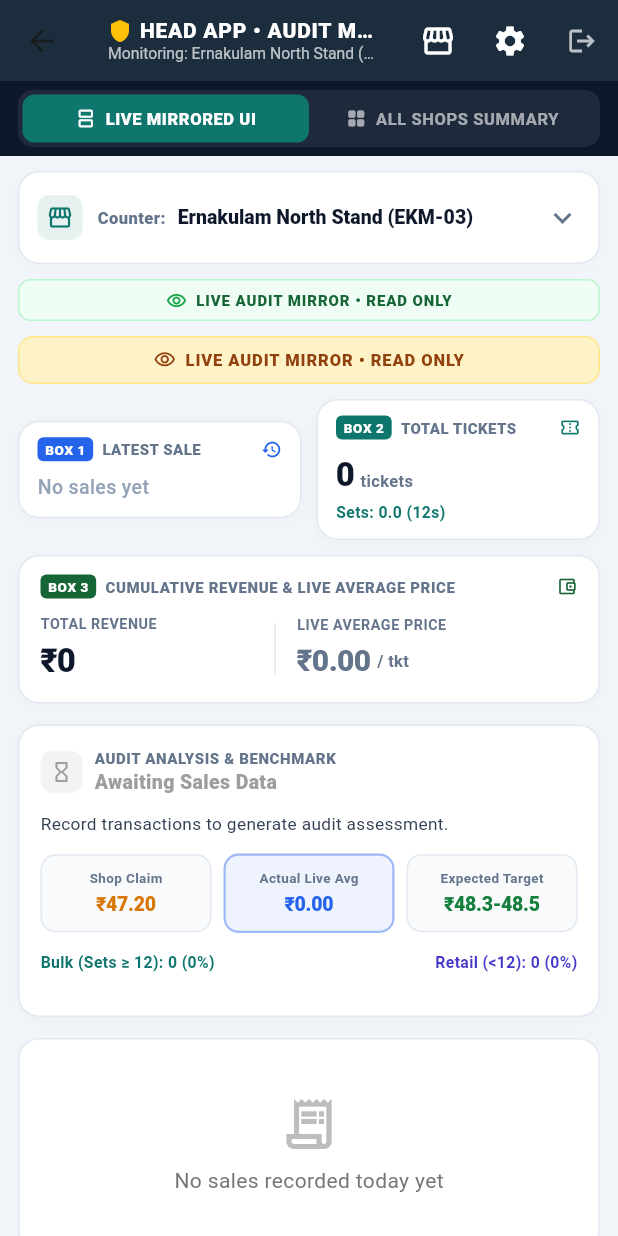
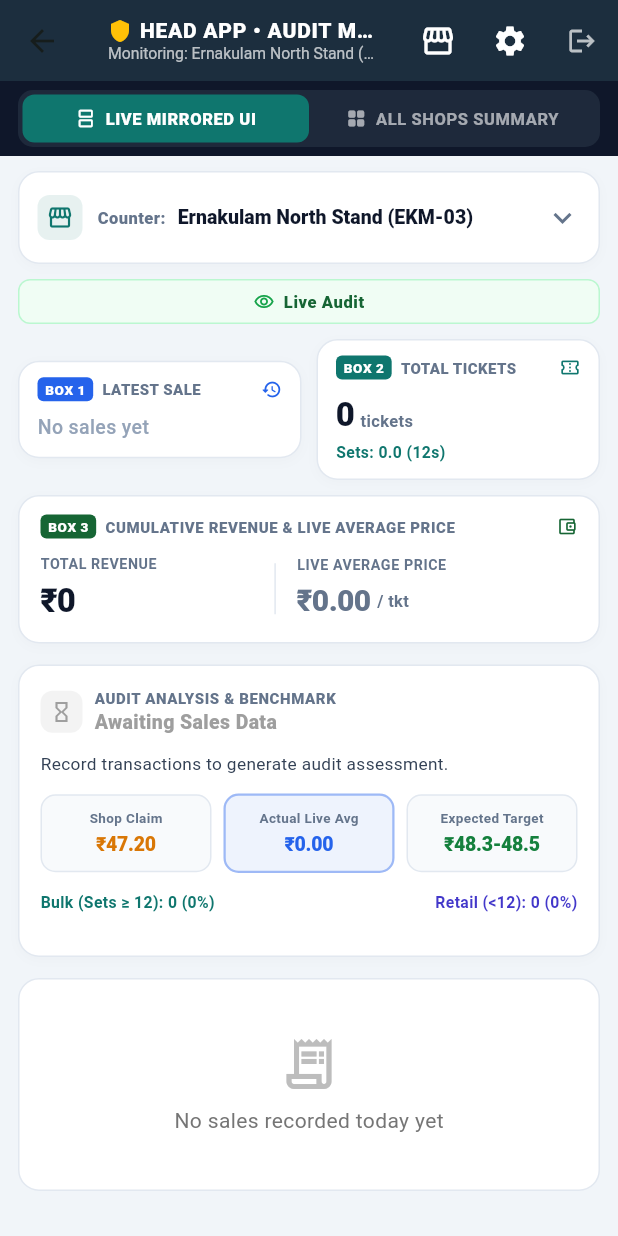
Before and after one commit to satsujinalma/Sales-Auditor, a Flutter app: the AdminDashboardScreen screen opened directly with empty values, on a phone screen of 412 x 824 dp. Run offline on Flutter 3.47's test engine with Material 3 defaults, Android fonts, the phone set to English and light mode, and no system bars; our stand-ins replace cloud_firestore, firebase_core, shared_preferences; accounts and stored records are empty.

Commit message:
Remove duplicate mirror banner and update title to Live Audit

```diff
--- a/lib/screens/admin/admin_dashboard_screen.dart
+++ b/lib/screens/admin/admin_dashboard_screen.dart
@@ -266,7 +266,7 @@ class _AdminDashboardScreenState extends State<AdminDashboardScreen> {
 
           const SizedBox(height: 10),
 
-          // LIVE AUDIT MIRROR READ-ONLY STATUS PILL
+          // LIVE AUDIT STATUS PILL
           Container(
             padding: const EdgeInsets.symmetric(horizontal: 12, vertical: 6),
             decoration: BoxDecoration(
@@ -284,11 +284,11 @@ class _AdminDashboardScreenState extends State<AdminDashboardScreen> {
                 ),
                 SizedBox(width: 6),
                 Text(
-                  'LIVE AUDIT MIRROR • READ ONLY',
+                  'Live Audit',
                   style: TextStyle(
-                    fontSize: 10,
+                    fontSize: 11,
                     fontWeight: FontWeight.w800,
-                    letterSpacing: 0.6,
+                    letterSpacing: 0.4,
                     color: Color(0xFF166534),
                   ),
                 ),
--- a/lib/widgets/three_output_boxes_widget.dart
+++ b/lib/widgets/three_output_boxes_widget.dart
@@ -34,33 +34,6 @@ class ThreeOutputBoxesWidget extends StatelessWidget {
     return Column(
       crossAxisAlignment: CrossAxisAlignment.stretch,
       children: [
-        if (isReadOnlyMirror)
-          Container(
-            margin: const EdgeInsets.only(bottom: 10),
-            padding: const EdgeInsets.symmetric(horizontal: 12, vertical: 7),
-            decoration: BoxDecoration(
-              color: const Color(0xFFFEF3C7),
-              borderRadius: BorderRadius.circular(10),
-              border: Border.all(color: const Color(0xFFFDE68A)),
-            ),
-            child: const Row(
-              mainAxisAlignment: MainAxisAlignment.center,
-              children: [
-                Icon(Icons.visibility_outlined, size: 15, color: Color(0xFF92400E)),
-                SizedBox(width: 6),
-                Text(
-                  'LIVE AUDIT MIRROR • READ ONLY',
-                  style: TextStyle(
-                    fontSize: 11,
-                    fontWeight: FontWeight.w800,
-                    letterSpacing: 0.6,
-                    color: Color(0xFF92400E),
-                  ),
-                ),
-              ],
-            ),
-          ),
-
         // TOP METRICS ROW: Box 1 & Box 2
         Row(
           children: [
```
